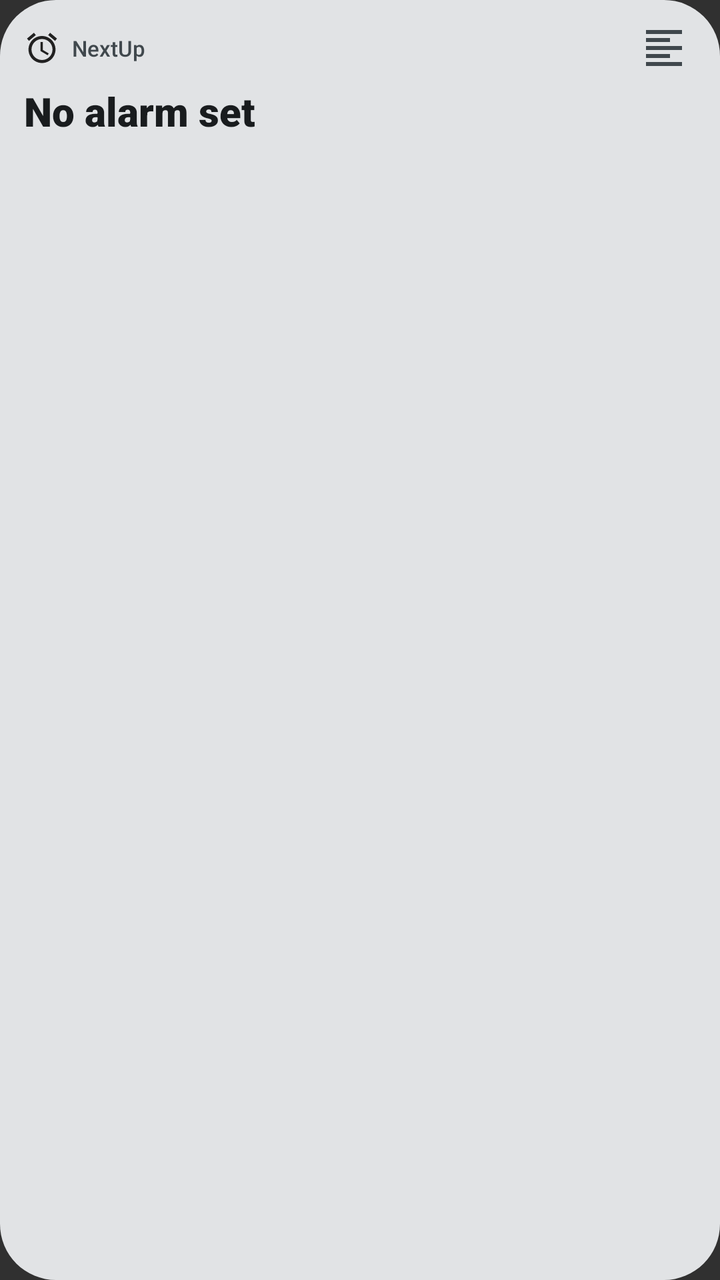
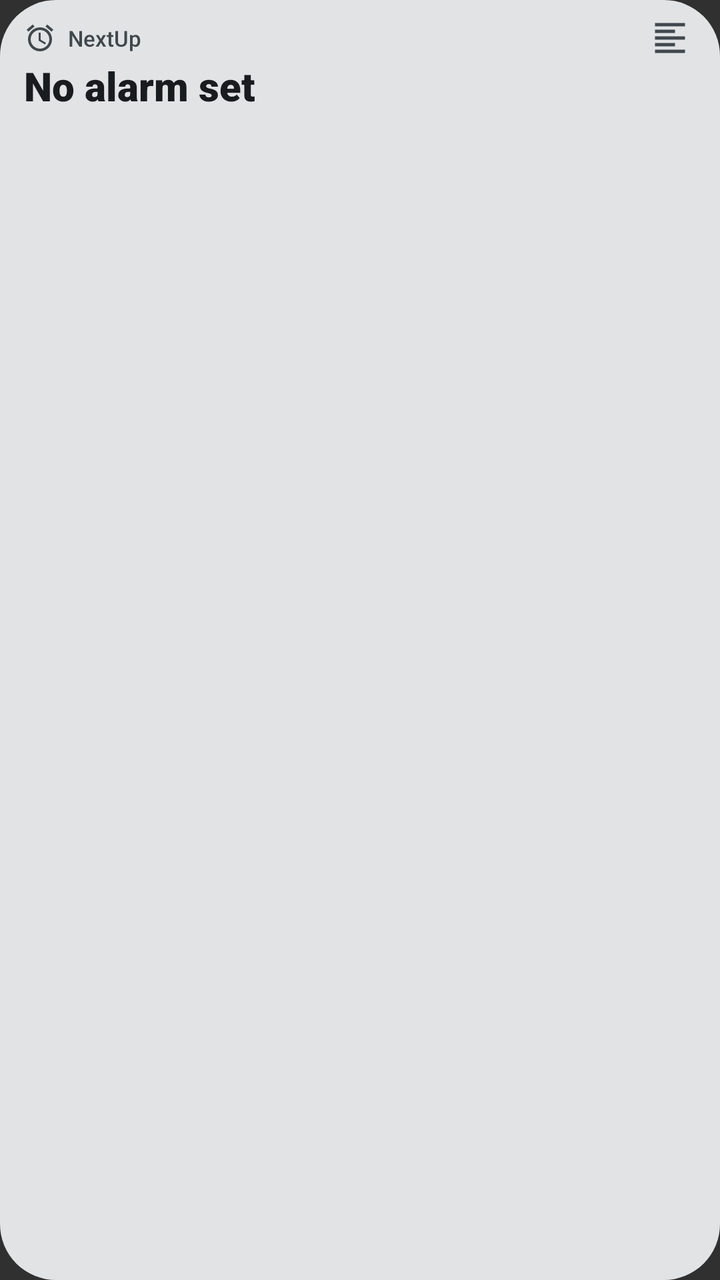

An Android layout rendered at two revisions. The XML below is the earlier revision; the diff shows what the commit changed to produce the second picture.
<!-- AndroidManifest.xml: application theme android:Theme.Material.NoActionBar -->
<!-- res/layout/widget_next_up_compact_wide.xml -->
<?xml version="1.0" encoding="utf-8"?>
<LinearLayout xmlns:android="http://schemas.android.com/apk/res/android"
    android:id="@+id/widget_root"
    android:layout_width="match_parent"
    android:layout_height="match_parent"
    android:background="@drawable/widget_background"
    android:orientation="vertical"
    android:paddingStart="12dp"
    android:paddingTop="8dp"
    android:paddingEnd="12dp"
    android:paddingBottom="8dp">

    
    <LinearLayout
        android:id="@+id/widget_top_bar"
        android:layout_width="match_parent"
        android:layout_height="wrap_content"
        android:gravity="center_vertical"
        android:orientation="horizontal">

        
        <LinearLayout
            android:id="@+id/widget_header"
            android:layout_width="0dp"
            android:layout_height="wrap_content"
            android:layout_weight="1"
            android:gravity="center_vertical"
            android:orientation="horizontal">

            <ImageView
                android:id="@+id/widget_icon"
                android:layout_width="18dp"
                android:layout_height="18dp"
                android:contentDescription="@string/app_name"
                android:src="@drawable/ic_alarm" />

            <TextView
                android:id="@+id/widget_title"
                android:layout_width="wrap_content"
                android:layout_height="wrap_content"
                android:layout_marginStart="6dp"
                android:ellipsize="end"
                android:fontFamily="sans-serif-medium"
                android:maxLines="1"
                android:text="@string/app_name"
                android:textColor="@color/widget_on_surface_variant"
                android:textSize="11sp" />
        </LinearLayout>

        
        <ImageView
            android:id="@+id/widget_btn_align_toggle"
            android:layout_width="32dp"
            android:layout_height="32dp"
            android:padding="4dp"
            android:contentDescription="@string/widget_alignment_title"
            android:src="@drawable/ic_format_align_left" />
    </LinearLayout>

    
    <LinearLayout
        android:id="@+id/widget_alarm_section_left"
        android:layout_width="match_parent"
        android:layout_height="wrap_content"
        android:orientation="vertical"
        android:visibility="visible">

        <TextView
            android:id="@+id/widget_countdown_left"
            android:layout_width="match_parent"
            android:layout_height="wrap_content"
            android:layout_marginTop="2dp"
            android:autoSizeMaxTextSize="24sp"
            android:autoSizeMinTextSize="12sp"
            android:autoSizeStepGranularity="1sp"
            android:autoSizeTextType="uniform"
            android:ellipsize="none"
            android:fontFamily="sans-serif-black"
            android:gravity="start|center_vertical"
            android:textAlignment="viewStart"
            android:maxLines="1"
            android:text="@string/no_alarm_set"
            android:textColor="@color/widget_on_surface"
            android:textSize="20sp" />

        <TextView
            android:id="@+id/widget_alarm_time_left"
            android:layout_width="match_parent"
            android:layout_height="wrap_content"
            android:ellipsize="none"
            android:fontFamily="sans-serif"
            android:gravity="start|center_vertical"
            android:textAlignment="viewStart"
            android:maxLines="1"
            android:text=""
            android:textColor="@color/widget_on_surface_variant"
            android:textSize="11sp" />
    </LinearLayout>

    
    <LinearLayout
        android:id="@+id/widget_alarm_section_center"
        android:layout_width="match_parent"
        android:layout_height="wrap_content"
        android:gravity="center_horizontal"
        android:orientation="vertical"
        android:visibility="gone">

        <TextView
            android:id="@+id/widget_countdown_center"
            android:layout_width="match_parent"
            android:layout_height="wrap_content"
            android:layout_gravity="center_horizontal"
            android:layout_marginTop="2dp"
            android:autoSizeMaxTextSize="24sp"
            android:autoSizeMinTextSize="12sp"
            android:autoSizeStepGranularity="1sp"
            android:autoSizeTextType="uniform"
            android:ellipsize="none"
            android:fontFamily="sans-serif-black"
            android:gravity="center"
            android:textAlignment="center"
            android:maxLines="1"
            android:text="@string/no_alarm_set"
            android:textColor="@color/widget_on_surface"
            android:textSize="20sp" />

        <TextView
            android:id="@+id/widget_alarm_time_center"
            android:layout_width="match_parent"
            android:layout_height="wrap_content"
            android:layout_gravity="center_horizontal"
            android:ellipsize="none"
            android:fontFamily="sans-serif"
            android:gravity="center"
            android:textAlignment="center"
            android:maxLines="1"
            android:text=""
            android:textColor="@color/widget_on_surface_variant"
            android:textSize="11sp" />
    </LinearLayout>

</LinearLayout>
<!-- resources referenced by this layout -->
<resources>
  <color name="widget_on_surface">#1D1B20</color>
  <color name="widget_on_surface_variant">#49454F</color>
  <!-- drawable ic_alarm (drawable) -->
  <vector xmlns:android="http://schemas.android.com/apk/res/android"
      android:width="24dp"
      android:height="24dp"
      android:viewportWidth="24"
      android:viewportHeight="24"
      android:tint="?android:attr/colorPrimary">
      <path
          android:fillColor="@android:color/white"
          android:pathData="M22,5.72l-4.6,-3.86 -1.29,1.53 4.6,3.86L22,5.72zM7.88,3.39L6.6,1.86 2,5.71l1.29,1.53 4.59,-3.85zM12.5,8H11v6l4.75,2.85 0.75,-1.23 -4,-2.37V8zM12,4c-4.97,0 -9,4.03 -9,9s4.02,9 9,9 9,-4.03 9,-9 -4.03,-9 -9,-9zM12,20c-3.87,0 -7,-3.13 -7,-7s3.13,-7 7,-7 7,3.13 7,7 -3.13,7 -7,7z"/>
  </vector>
  <!-- drawable ic_format_align_left (drawable) -->
  <vector xmlns:android="http://schemas.android.com/apk/res/android"
      android:width="24dp"
      android:height="24dp"
      android:viewportWidth="24"
      android:viewportHeight="24"
      android:tint="@color/widget_on_surface_variant">
      <path
          android:fillColor="@android:color/white"
          android:pathData="M15,15H3v2h12v-2zm0,-8H3v2h12V7zM3,13h18v-2H3v2zm0,8h18v-2H3v2zM3,3v2h18V3H3z" />
  </vector>
  <!-- drawable widget_background (drawable) -->
  <?xml version="1.0" encoding="utf-8"?>
  <shape xmlns:android="http://schemas.android.com/apk/res/android"
      android:shape="rectangle">
      <corners android:radius="28dp" />
      <solid android:color="@color/widget_surface" />
  </shape>
  <string name="app_name">NextUp</string>
  <string name="no_alarm_set">No alarm set</string>
  <string name="widget_alignment_title">Widget Text Alignment</string>
  <color name="widget_surface">#F2EDF7</color>
</resources>

<!-- the commit's change to res/layout/widget_next_up_compact_wide.xml (unified diff, before → after) -->
@@ -6,9 +6,9 @@
     android:background="@drawable/widget_background"
     android:orientation="vertical"
     android:paddingStart="12dp"
-    android:paddingTop="8dp"
+    android:paddingTop="6dp"
     android:paddingEnd="12dp"
-    android:paddingBottom="8dp">
+    android:paddingBottom="6dp">
 
     
     <LinearLayout
@@ -29,8 +29,8 @@
 
             <ImageView
                 android:id="@+id/widget_icon"
-                android:layout_width="18dp"
-                android:layout_height="18dp"
+                android:layout_width="16dp"
+                android:layout_height="16dp"
                 android:contentDescription="@string/app_name"
                 android:src="@drawable/ic_alarm" />
 
@@ -50,9 +50,9 @@
         
         <ImageView
             android:id="@+id/widget_btn_align_toggle"
-            android:layout_width="32dp"
-            android:layout_height="32dp"
-            android:padding="4dp"
+            android:layout_width="26dp"
+            android:layout_height="26dp"
+            android:padding="3dp"
             android:contentDescription="@string/widget_alignment_title"
             android:src="@drawable/ic_format_align_left" />
     </LinearLayout>
@@ -69,7 +69,6 @@
             android:id="@+id/widget_countdown_left"
             android:layout_width="match_parent"
             android:layout_height="wrap_content"
-            android:layout_marginTop="2dp"
             android:autoSizeMaxTextSize="24sp"
             android:autoSizeMinTextSize="12sp"
             android:autoSizeStepGranularity="1sp"
@@ -77,6 +76,7 @@
             android:ellipsize="none"
             android:fontFamily="sans-serif-black"
             android:gravity="start|center_vertical"
+            android:includeFontPadding="false"
             android:textAlignment="viewStart"
             android:maxLines="1"
             android:text="@string/no_alarm_set"
@@ -87,9 +87,11 @@
             android:id="@+id/widget_alarm_time_left"
             android:layout_width="match_parent"
             android:layout_height="wrap_content"
+            android:layout_marginTop="2dp"
             android:ellipsize="none"
             android:fontFamily="sans-serif"
             android:gravity="start|center_vertical"
+            android:includeFontPadding="false"
             android:textAlignment="viewStart"
             android:maxLines="1"
             android:text=""
@@ -111,7 +113,6 @@
             android:layout_width="match_parent"
             android:layout_height="wrap_content"
             android:layout_gravity="center_horizontal"
-            android:layout_marginTop="2dp"
             android:autoSizeMaxTextSize="24sp"
             android:autoSizeMinTextSize="12sp"
             android:autoSizeStepGranularity="1sp"
@@ -119,6 +120,7 @@
             android:ellipsize="none"
             android:fontFamily="sans-serif-black"
             android:gravity="center"
+            android:includeFontPadding="false"
             android:textAlignment="center"
             android:maxLines="1"
             android:text="@string/no_alarm_set"
@@ -130,9 +132,11 @@
             android:layout_width="match_parent"
             android:layout_height="wrap_content"
             android:layout_gravity="center_horizontal"
+            android:layout_marginTop="2dp"
             android:ellipsize="none"
             android:fontFamily="sans-serif"
             android:gravity="center"
+            android:includeFontPadding="false"
             android:textAlignment="center"
             android:maxLines="1"
             android:text=""
<!-- resource entries referenced after the edit -->
@@ -8,7 +8,7 @@
       android:height="24dp"
       android:viewportWidth="24"
       android:viewportHeight="24"
-      android:tint="?android:attr/colorPrimary">
+      android:tint="@color/widget_on_surface_variant">
       <path
           android:fillColor="@android:color/white"
           android:pathData="M22,5.72l-4.6,-3.86 -1.29,1.53 4.6,3.86L22,5.72zM7.88,3.39L6.6,1.86 2,5.71l1.29,1.53 4.59,-3.85zM12.5,8H11v6l4.75,2.85 0.75,-1.23 -4,-2.37V8zM12,4c-4.97,0 -9,4.03 -9,9s4.02,9 9,9 9,-4.03 9,-9 -4.03,-9 -9,-9zM12,20c-3.87,0 -7,-3.13 -7,-7s3.13,-7 7,-7 7,3.13 7,7 -3.13,7 -7,7z"/>
